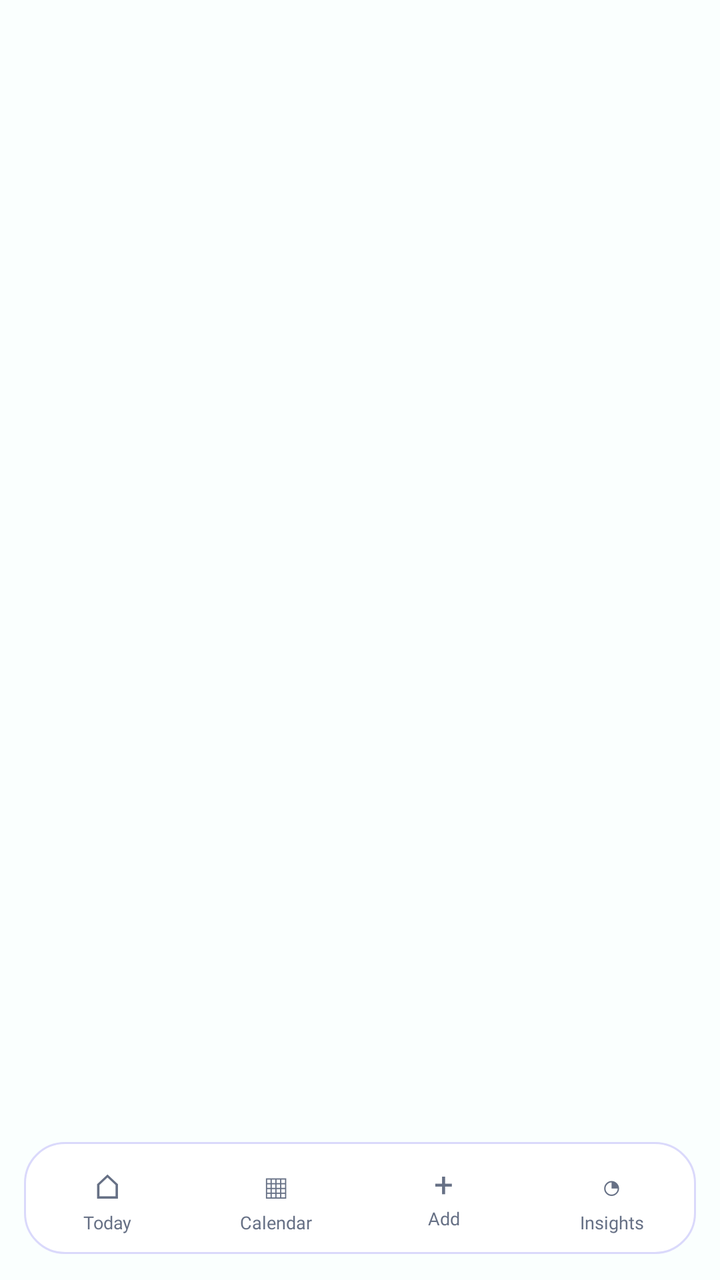
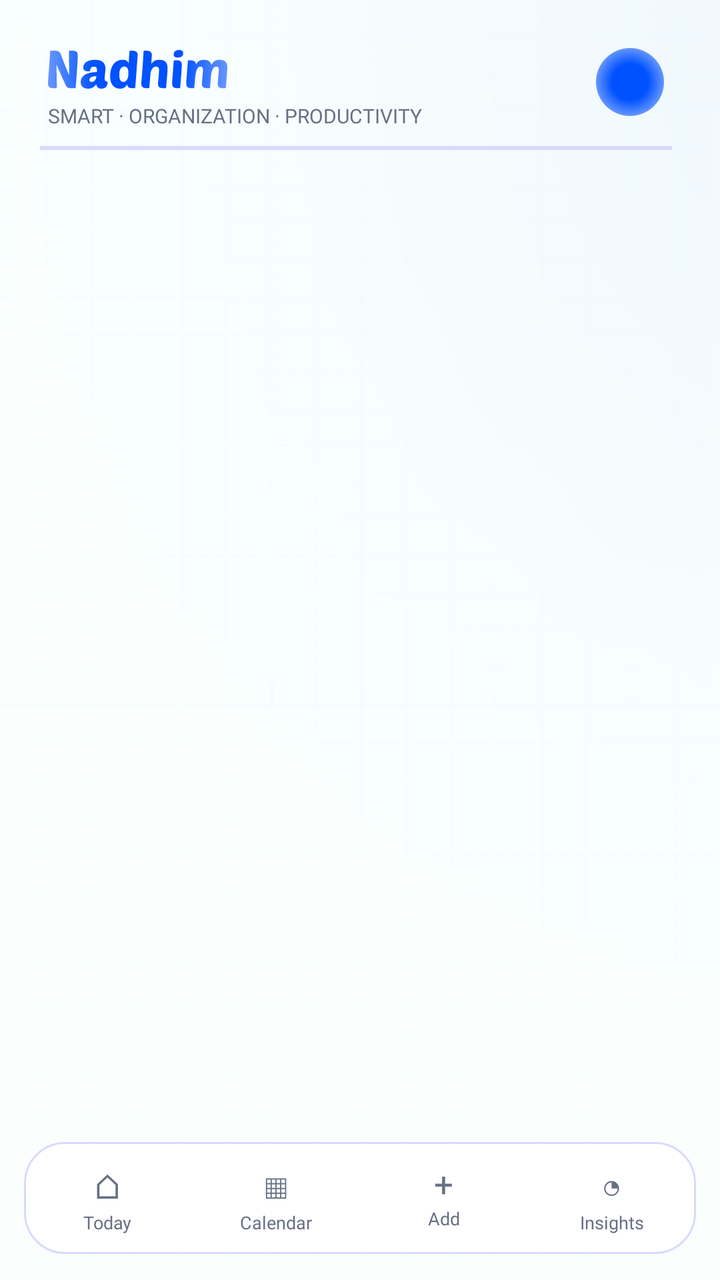

Compare the two renders of this Android layout. The source of the first and the diff that turns it into the second are given below.
<!-- AndroidManifest.xml: application theme AppTheme -->
<!-- res/layout/activity_host.xml -->
<?xml version="1.0" encoding="utf-8"?>
<LinearLayout xmlns:android="http://schemas.android.com/apk/res/android"
    android:layout_width="match_parent"
    android:layout_height="match_parent"
    android:background="@color/screen_background"
    android:orientation="vertical">

    <FrameLayout
        android:id="@+id/fragment_container"
        android:layout_width="match_parent"
        android:layout_height="0dp"
        android:layout_weight="1" />

    <include layout="@layout/bottom_navigation" />
</LinearLayout>
<!-- res/layout/bottom_navigation.xml (included above) -->
<?xml version="1.0" encoding="utf-8"?>
<FrameLayout xmlns:android="http://schemas.android.com/apk/res/android"
    android:layout_width="match_parent"
    android:layout_height="69dp">

    <LinearLayout
        android:layout_width="match_parent"
        android:layout_height="56dp"
        android:layout_gravity="bottom"
        android:layout_marginStart="12dp"
        android:layout_marginEnd="12dp"
        android:layout_marginBottom="13dp"
        android:background="@drawable/bg_bottom_nav"
        android:orientation="horizontal"
        android:paddingTop="6dp"
        android:paddingBottom="6dp">

        <LinearLayout
            android:id="@+id/nav_today"
            style="@style/NavItem"
            android:contentDescription="@string/nav_today">

            <TextView
                style="@style/Text.NavIcon"
                android:layout_width="wrap_content"
                android:layout_height="wrap_content"
                android:text="@string/nav_today_icon" />

            <TextView
                style="@style/Text.NavLabel"
                android:layout_width="wrap_content"
                android:layout_height="wrap_content"
                android:text="@string/nav_today" />
        </LinearLayout>

        <LinearLayout
            android:id="@+id/nav_calendar"
            style="@style/NavItem"
            android:contentDescription="@string/nav_calendar">

            <TextView
                style="@style/Text.NavIcon"
                android:layout_width="wrap_content"
                android:layout_height="wrap_content"
                android:text="@string/nav_calendar_icon" />

            <TextView
                style="@style/Text.NavLabel"
                android:layout_width="wrap_content"
                android:layout_height="wrap_content"
                android:text="@string/nav_calendar" />
        </LinearLayout>

        <LinearLayout
            android:id="@+id/nav_add"
            style="@style/NavItem"
            android:contentDescription="@string/nav_add">

            <TextView
                style="@style/Text.NavIcon"
                android:layout_width="wrap_content"
                android:layout_height="wrap_content"
                android:text="@string/nav_add_icon" />

            <TextView
                style="@style/Text.NavLabel"
                android:layout_width="wrap_content"
                android:layout_height="wrap_content"
                android:text="@string/nav_add" />
        </LinearLayout>

        <LinearLayout
            android:id="@+id/nav_insights"
            style="@style/NavItem"
            android:contentDescription="@string/nav_insights">

            <TextView
                style="@style/Text.NavIcon"
                android:layout_width="wrap_content"
                android:layout_height="wrap_content"
                android:text="@string/nav_insights_icon" />

            <TextView
                style="@style/Text.NavLabel"
                android:layout_width="wrap_content"
                android:layout_height="wrap_content"
                android:text="@string/nav_insights" />
        </LinearLayout>
    </LinearLayout>
</FrameLayout>
<!-- resources referenced by this layout -->
<resources>
  <color name="screen_background">#FAFFFE</color>
  <!-- drawable bg_bottom_nav (drawable) -->
  <?xml version="1.0" encoding="utf-8"?>
  <shape xmlns:android="http://schemas.android.com/apk/res/android"
      android:shape="rectangle">
      <corners android:radius="20dp" />
      <solid android:color="@color/card_background" />
      <stroke android:width="1dp" android:color="@color/border" />
  </shape>
  <string name="nav_add">Add</string>
  <string name="nav_add_icon">+</string>
  <string name="nav_calendar">Calendar</string>
  <string name="nav_calendar_icon">▦</string>
  <string name="nav_insights">Insights</string>
  <string name="nav_insights_icon">◔</string>
  <string name="nav_today">Today</string>
  <string name="nav_today_icon">⌂</string>
  <style name="NavItem">
          <item name="android:layout_width">0dp</item>
          <item name="android:layout_height">44dp</item>
          <item name="android:layout_weight">1</item>
          <item name="android:layout_marginStart">8dp</item>
          <item name="android:layout_marginEnd">8dp</item>
          <item name="android:orientation">vertical</item>
          <item name="android:gravity">center</item>
          <item name="android:clickable">true</item>
          <item name="android:focusable">true</item>
      </style>
  <style name="Text.NavIcon">
          <item name="android:fontFamily">@font/poppins_bold</item>
          <item name="android:textSize">17sp</item>
          <item name="android:textColor">@color/text_secondary</item>
          <item name="android:gravity">center</item>
      </style>
  <style name="Text.NavLabel">
          <item name="android:fontFamily">@font/poppins_semibold</item>
          <item name="android:textSize">9sp</item>
          <item name="android:textColor">@color/text_secondary</item>
          <item name="android:gravity">center</item>
          <item name="android:layout_marginTop">2dp</item>
      </style>
  <style name="AppTheme" parent="android:style/Theme.Material.Light.NoActionBar">
          <item name="android:windowBackground">@color/screen_background</item>
          <item name="android:statusBarColor">@color/screen_background</item>
          <item name="android:windowLightStatusBar">true</item>
          <item name="android:navigationBarColor">@color/screen_background</item>
      </style>
  <color name="card_background">#FFFFFF</color>
  <color name="border">#DAD9FB</color>
  <color name="text_secondary">#667085</color>
</resources>

<!-- the commit's change to res/layout/activity_host.xml (unified diff, before → after) -->
@@ -1,10 +1,35 @@
 <?xml version="1.0" encoding="utf-8"?>
-<LinearLayout xmlns:android="http://schemas.android.com/apk/res/android"
+<FrameLayout xmlns:android="http://schemas.android.com/apk/res/android"
     android:layout_width="match_parent"
     android:layout_height="match_parent"
     android:background="@color/screen_background"
     android:orientation="vertical">
+    
+    
+    <ImageView
+        android:layout_width="match_parent"
+        android:layout_height="match_parent"
+        android:importantForAccessibility="no"
+        android:scaleType="fitXY"
+        android:src="@drawable/bg_grid" />
 
+    
+    <ImageView
+        android:layout_width="match_parent"
+        android:layout_height="wrap_content"
+        android:adjustViewBounds="true"
+        android:importantForAccessibility="no"
+        android:scaleType="fitXY"
+        android:src="@drawable/bg_glow" />
+    <LinearLayout
+        android:layout_width="match_parent"
+        android:layout_height="match_parent"
+        android:orientation="vertical">
+       
+
+        <include layout="@layout/header" />
+
+  
     <FrameLayout
         android:id="@+id/fragment_container"
         android:layout_width="match_parent"
@@ -12,12 +37,80 @@
         android:layout_weight="1" />
 
     <include layout="@layout/bottom_navigation" />
-</LinearLayout>
+
+    </LinearLayout>
+</FrameLayout>
+<!-- res/layout/header.xml (included above) -->
+<?xml version="1.0" encoding="utf-8"?>
+    <LinearLayout
+        xmlns:android="http://schemas.android.com/apk/res/android"
+        android:layout_width="match_parent"
+        android:layout_height="wrap_content"
+        android:orientation="vertical"
+        android:paddingStart="20dp"
+        android:paddingTop="24dp"
+        android:paddingEnd="24dp">
+
+        
+        
+        <RelativeLayout
+            android:layout_width="match_parent"
+            android:layout_height="wrap_content">
+
+            
+            <ImageView
+                android:id="@+id/logo"
+                android:layout_width="wrap_content"
+                android:layout_height="wrap_content"
+                android:layout_marginStart="4dp"
+                android:layout_marginTop="1dp"
+                android:contentDescription="@string/logo_description"
+                android:src="@drawable/logo_nadhim" />
+
+            
+            
+            <TextView
+                style="@style/Text"
+                android:layout_width="wrap_content"
+                android:layout_height="wrap_content"
+                android:layout_below="@id/logo"
+                android:layout_marginStart="4dp"
+                android:layout_marginTop="8dp"
+                android:fontFamily="@font/poppins_semibold"
+                android:text="@string/tagline"
+                android:textColor="@color/text_secondary"
+                android:textSize="10sp" />
+
+            
+            <TextView
+                android:id="@+id/avatar"
+                android:layout_width="34dp"
+                android:layout_height="34dp"
+                android:layout_alignParentEnd="true"
+                android:layout_marginEnd="4dp"
+                android:background="@drawable/bg_avatar"
+                android:contentDescription="@string/profile_description"
+                android:fontFamily="@font/poppins_bold"
+                android:gravity="center"
+                android:includeFontPadding="false"
+                android:text=""
+                android:textColor="@color/white"
+                android:textSize="14sp" />
+        </RelativeLayout>
+
+        
+        <View
+            android:layout_width="match_parent"
+            android:layout_height="2dp"
+            android:layout_marginTop="9dp"
+            android:background="@color/border" />
+
+    </LinearLayout>
 <!-- res/layout/bottom_navigation.xml (included above) -->
 <?xml version="1.0" encoding="utf-8"?>
 <FrameLayout xmlns:android="http://schemas.android.com/apk/res/android"
     android:layout_width="match_parent"
-    android:layout_height="69dp">
+    android:layout_height="70dp">
 
     <LinearLayout
         android:layout_width="match_parent"
<!-- resource entries referenced after the edit -->
@@ -9,6 +9,10 @@
       <solid android:color="@color/card_background" />
       <stroke android:width="1dp" android:color="@color/border" />
   </shape>
+  <!-- drawable bg_glow: png bitmap (drawable-mdpi, 13223 bytes) -->
+  <!-- drawable bg_grid: png bitmap (drawable-mdpi, 6850 bytes) -->
+  <!-- drawable logo_nadhim: vector/xml drawable (drawable, 17022 chars, omitted) -->
+  <string name="logo_description">Nadhim</string>
   <string name="nav_add">Add</string>
   <string name="nav_add_icon">+</string>
   <string name="nav_calendar">Calendar</string>
@@ -17,6 +21,8 @@
   <string name="nav_insights_icon">◔</string>
   <string name="nav_today">Today</string>
   <string name="nav_today_icon">⌂</string>
+  <string name="profile_description">Profile</string>
+  <string name="tagline">SMART  ·  ORGANIZATION  ·  PRODUCTIVITY</string>
   <style name="NavItem">
           <item name="android:layout_width">0dp</item>
           <item name="android:layout_height">44dp</item>
@@ -27,6 +33,11 @@
           <item name="android:gravity">center</item>
           <item name="android:clickable">true</item>
           <item name="android:focusable">true</item>
+      </style>
+  <style name="Text">
+          <item name="android:fontFamily">@font/poppins_regular</item>
+          <item name="android:textColor">@color/text_primary</item>
+          <item name="android:includeFontPadding">false</item>
       </style>
   <style name="Text.NavIcon">
           <item name="android:fontFamily">@font/poppins_bold</item>
@@ -47,8 +58,23 @@
           <item name="android:windowLightStatusBar">true</item>
           <item name="android:navigationBarColor">@color/screen_background</item>
       </style>
+  <color name="brand_blue">#0051FF</color>
+  <color name="brand_blue_light">#719EFF</color>
   <color name="card_background">#FFFFFF</color>
+  <color name="text_primary">#17161B</color>
   <color name="border">#DAD9FB</color>
   <color name="text_secondary">#667085</color>
+  <color name="white">#FFFFFF</color>
+  <!-- drawable bg_avatar (drawable) -->
+  <?xml version="1.0" encoding="utf-8"?>
+  <shape xmlns:android="http://schemas.android.com/apk/res/android"
+      android:shape="oval">
+      <gradient
+          android:type="radial"
+          android:gradientRadius="18dp"
+          android:startColor="@color/brand_blue"
+          android:centerColor="@color/brand_blue"
+          android:endColor="@color/brand_blue_light" />
+  </shape>
 </resources>
 
